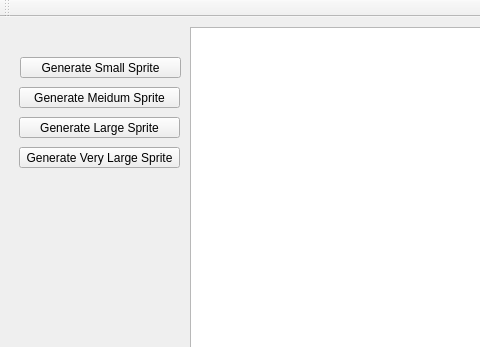
The window that SpriteGeneratorTester/mainwindow.ui (KunaalKumar/SATVocabTypingGame) describes before a commit, drawn with Qt 5; both pictures show x 0 to 480 and y 0 to 347 of the 807 by 666 pixel window.
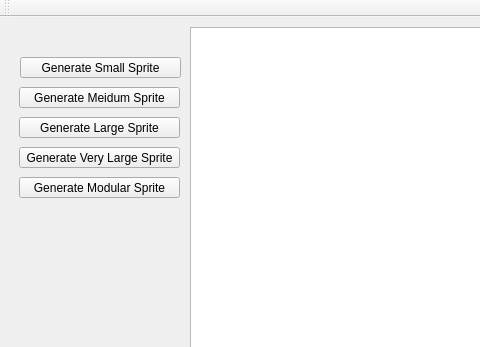
The same window after the commit.

Commit message: finished implemenation of modular substructure feature. added example to tester project.

Patch:
```diff
--- a/SpriteGeneratorTester/mainwindow.ui
+++ b/SpriteGeneratorTester/mainwindow.ui
@@ -76,6 +76,19 @@
      <string>Generate Very Large Sprite</string>
     </property>
    </widget>
+   <widget class="QPushButton" name="modularSpriteButton">
+    <property name="geometry">
+     <rect>
+      <x>19</x>
+      <y>160</y>
+      <width>161</width>
+      <height>21</height>
+     </rect>
+    </property>
+    <property name="text">
+     <string>Generate Modular Sprite</string>
+    </property>
+   </widget>
   </widget>
   <widget class="QMenuBar" name="menuBar">
    <property name="geometry">
```
The commit also changes 11 other files.
